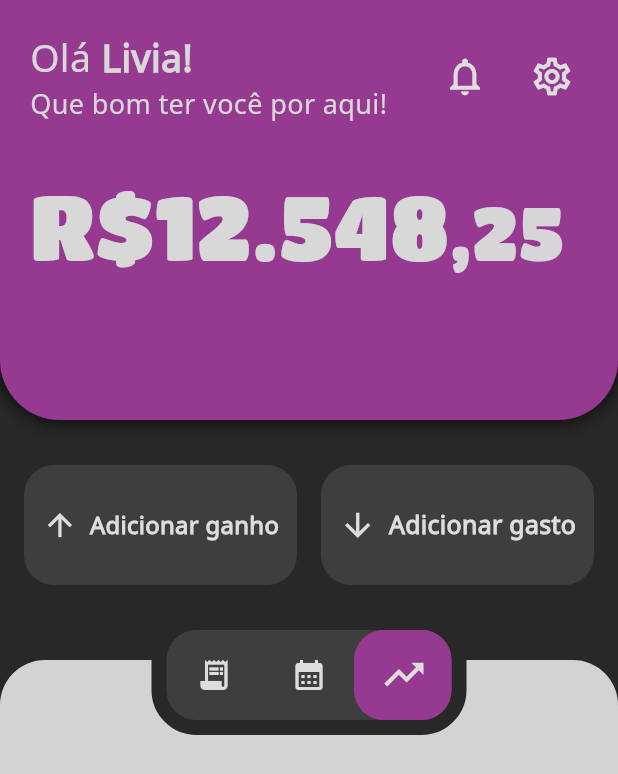
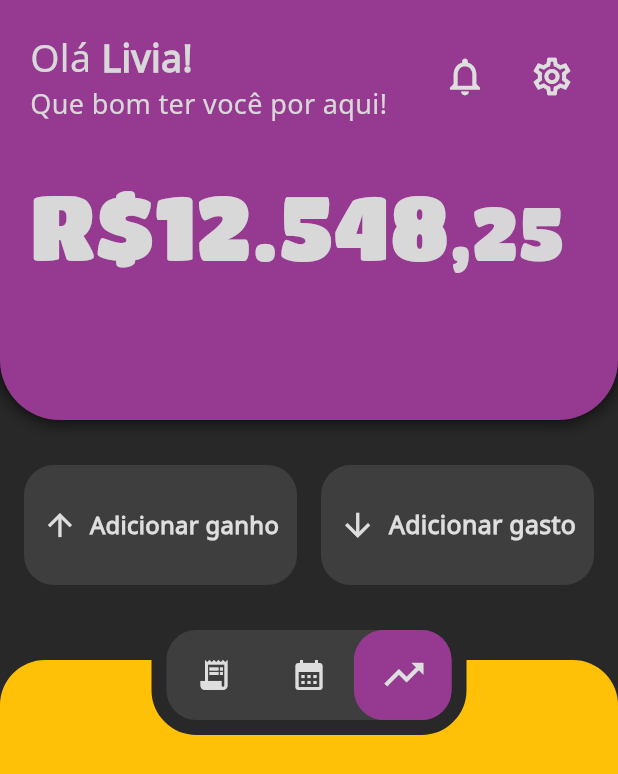
Before and after one commit to MarcoosDev/AppFinance, a Flutter app: the screen it shows after launch, after a tap on the "trending up" icon, on a phone screen of 412 x 824 dp. Shown: the top 774 px of the screen. Run offline on Flutter 3.47's test engine with Material 3 defaults, Android fonts, the phone set to English and light mode, and no system bars; our stand-ins replace go_router; project files that could hold a hidden picture were left out.

Commit message:
Adicionado Alternancia de dados no container da dashboard, obedecendo o seletor

```diff
--- a/lib/screens/home/widgets/analystics_dashboard/analystics_dashboard.dart
+++ b/lib/screens/home/widgets/analystics_dashboard/analystics_dashboard.dart
@@ -12,9 +12,25 @@ class AnalysticsDashboard extends StatefulWidget {
 class _AnalysticsDashboard extends State<AnalysticsDashboard> {
   DashboardType dashboardType = DashboardType.receipts;
 
+  Color teee = theme.backgroundAnalystics;
+
+  List<Color> colorDash = [
+    Colors.amber,
+    Colors.black,
+    theme.backgroundAnalystics,
+  ];
   void setTypeDashboard(DashboardType type) {
     setState(() {
       dashboardType = type;
+      if (dashboardType == DashboardType.trends) {
+        teee = colorDash[0];
+      }
+      if (dashboardType == DashboardType.calendar) {
+        teee = colorDash[1];
+      }
+      if (dashboardType == DashboardType.receipts) {
+        teee = colorDash[2];
+      }
     });
   }
 
@@ -27,7 +43,7 @@ class _AnalysticsDashboard extends State<AnalysticsDashboard> {
           builder: (context, constraints) {
             return Container(
               decoration: BoxDecoration(
-                color: theme.backgroundAnalystics,
+                color: teee,
                 borderRadius: const BorderRadius.vertical(
                   top: Radius.circular(30),
                 ),
--- a/lib/screens/home/widgets/analystics_dashboard/selector_dashboard.dart
+++ b/lib/screens/home/widgets/analystics_dashboard/selector_dashboard.dart
@@ -96,7 +96,7 @@ class _SelectorDashboard extends State<SelectorDashboard> {
                     calendarMothClicked = false;
                     trendingUpClicked = true;
                     selectTypeGraphic = Alignment.centerRight;
-                    widget.onChanged(DashboardType.calendar);
+                    widget.onChanged(DashboardType.trends);
                   });
                 },
               ),
```
